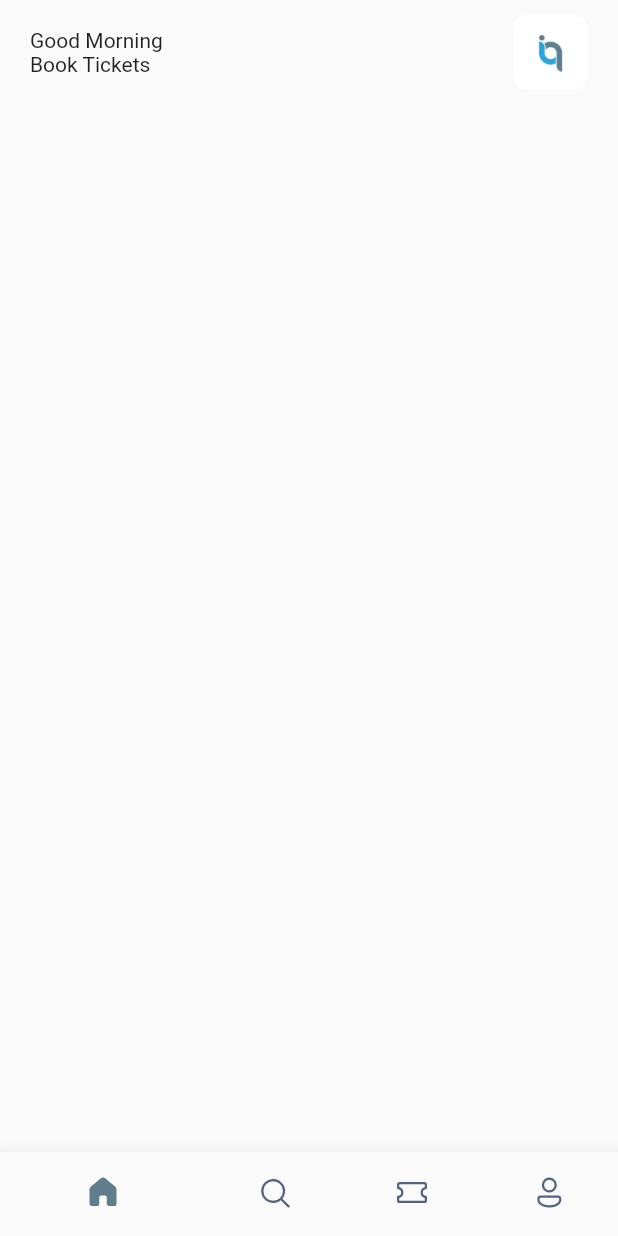
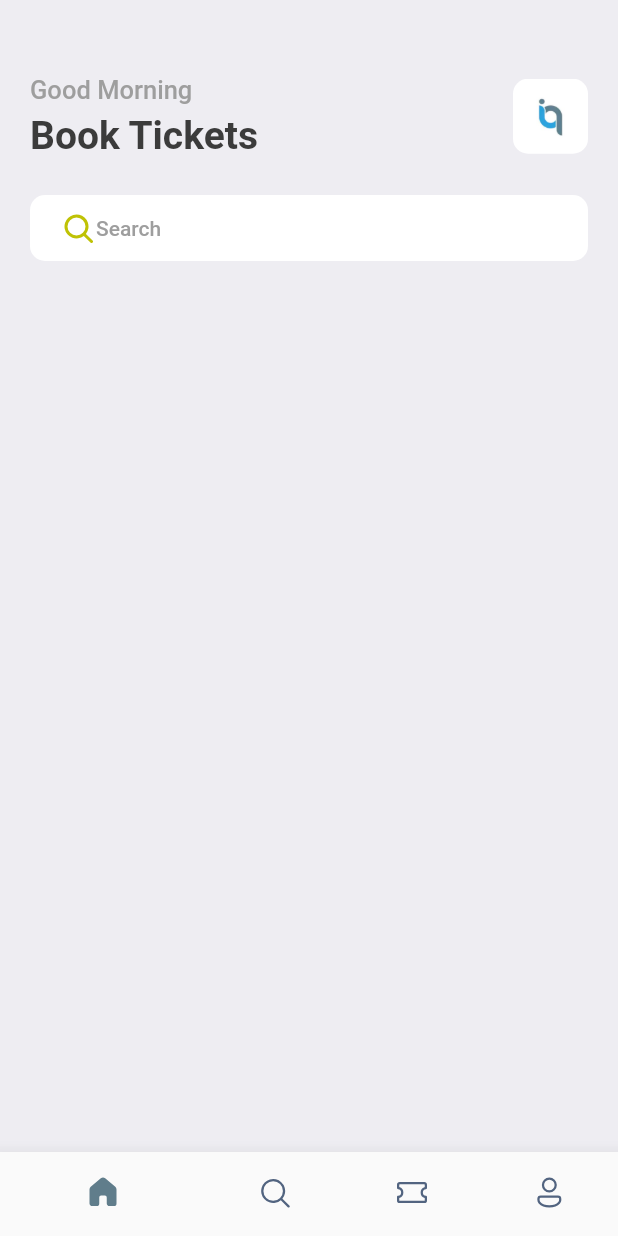
Before and after one commit to Isaac-onah/ticket-app, a Flutter app: the screen it shows after launch, on a phone screen of 412 x 824 dp. Run offline on Flutter 3.47's test engine with Material 2 defaults, Android fonts, the phone set to English and light mode, and no system bars; our stand-ins replace fluentui_icons, gap.

Commit message:
recent update

```diff
--- a/lib/main.dart
+++ b/lib/main.dart
@@ -1,5 +1,6 @@
 import 'package:flutter/material.dart';
 import 'package:ticket/screens/bottom_bar.dart';
+import 'package:ticket/util/style.dart';
 
 void main() {
   runApp(const MyApp());
@@ -12,9 +13,10 @@ class MyApp extends StatelessWidget {
   @override
   Widget build(BuildContext context) {
     return MaterialApp(
+      debugShowCheckedModeBanner: false,
       title: 'Flutter Demo',
       theme: ThemeData(
-        primarySwatch: Colors.blue,
+        primaryColor:primary,
       ),
       home: const BottomBar(),
     );
--- a/lib/screens/home_screen.dart
+++ b/lib/screens/home_screen.dart
@@ -1,4 +1,7 @@
+import 'package:fluentui_icons/fluentui_icons.dart';
 import 'package:flutter/material.dart';
+import 'package:gap/gap.dart';
+import 'package:ticket/util/style.dart';
 
 class HomeScreen extends StatefulWidget {
   const HomeScreen({Key? key}) : super(key: key);
@@ -11,20 +14,23 @@ class _HomeScreenState extends State<HomeScreen> {
   @override
   Widget build(BuildContext context) {
     return Scaffold(
+      backgroundColor: Styles.bgColor,
       body: ListView(
         children: [
           Container(
             padding: EdgeInsets.symmetric(horizontal: 20, vertical: 10),
             child: Column(
               children: [
+                const Gap(40),
                 Row(
                   mainAxisAlignment: MainAxisAlignment.spaceBetween,
                   children: [
                     Column(
                       crossAxisAlignment: CrossAxisAlignment.start,
                       children: [
-                        Text('Good Morning') ,
-                        Text('Book Tickets'),
+                        Text('Good Morning', style: Styles.headLineStyle3,) ,
+                        const Gap(5),
+                        Text('Book Tickets', style: Styles.headLineStyle,),
                       ],
                     ) ,
                     Container(
@@ -36,6 +42,20 @@ class _HomeScreenState extends State<HomeScreen> {
                       ),
                     )
                   ],
+                ),
+                const Gap(25),
+                Container(
+                  padding: EdgeInsets.symmetric(horizontal: 20, vertical: 10),
+                  decoration: BoxDecoration(
+                    borderRadius: BorderRadius.circular(10),
+                    color: Colors.white,
+                  ),
+                  child: Row(
+                    children: [
+                      const Icon(FluentSystemIcons.ic_fluent_search_filled, color: Color(0xFFBFC205),),
+                      Text('Search', style: Styles.headLineStyle4,),
+                    ],
+                  ),
                 )
               ],
             ),
--- /dev/null
+++ b/lib/util/style.dart
@@ -0,0 +1,16 @@
+import 'package:flutter/material.dart';
+
+Color primary = const Color(0xFF687daf);
+
+class Styles{
+  static Color primaryColor = primary;
+  static Color textColor = const Color(0xFF3b3b3b);
+  static Color bgColor = const Color(0xFFeeedf2);
+  static Color orangeColor = const Color(0xFF526799);
+  static TextStyle textStyle = TextStyle(fontSize: 16, color: textColor, fontWeight: FontWeight.w500);
+  static TextStyle headLineStyle = TextStyle(fontSize: 26, color: textColor, fontWeight: FontWeight.bold);
+  static TextStyle headLineStyle2 = TextStyle(fontSize: 21, color: textColor, fontWeight: FontWeight.bold);
+  static TextStyle headLineStyle3 = TextStyle(fontSize: 17, color: Colors.grey.shade500, fontWeight: FontWeight.w500);
+  static TextStyle headLineStyle4 = TextStyle(fontSize: 14, color: Colors.grey.shade500, fontWeight: FontWeight.w500);
+
+}
--- a/pubspec.yaml
+++ b/pubspec.yaml
@@ -37,6 +37,7 @@ dependencies:
   # Use with the CupertinoIcons class for iOS style icons.
   cupertino_icons: ^1.0.2
   fluentui_icons: ^1.0.0
+  gap: ^2.0.0
 
 dev_dependencies:
   flutter_test:
```
Also changed, not shown: images/img.png (added), images/img_1.png (added), images/one.png (added), images/sit.jpg (added), images/three.png (added), images/two.png (added), images/visa.png (added), pubspec.lock.
